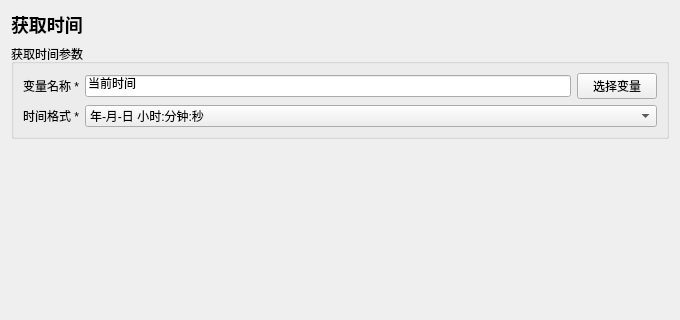
First picture: the form in instructions/获取变量/获取时间/获取时间.ui, repository 714248411/AnClicker, before the edit; both pictures show x 0 to 680 and y 0 to 320 of the 680 by 700 pixel window.
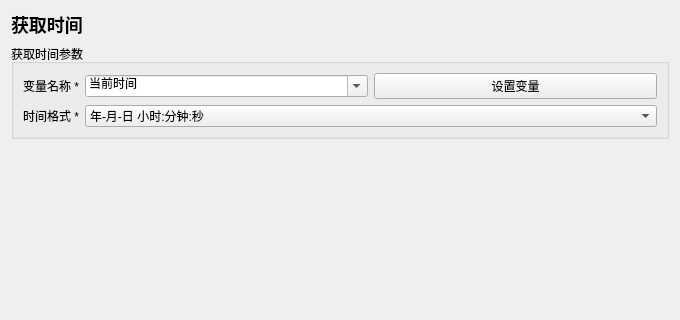
Second picture: the form after the edit.

```diff
--- a/instructions/获取变量/获取时间/获取时间.ui
+++ b/instructions/获取变量/获取时间/获取时间.ui
@@ -3,7 +3,7 @@
 <property name="geometry"><rect><x>0</x><y>0</y><width>680</width><height>700</height></rect></property><property name="minimumSize"><size><width>560</width><height>480</height></size></property><property name="windowTitle"><string>获取时间</string></property>
 <layout class="QVBoxLayout" name="rootLayout">
 <item><widget class="QLabel" name="titleLabel"><property name="text"><string>获取时间</string></property><property name="styleSheet"><string>font-size: 18px; font-weight: 600;</string></property></widget></item>
-<item><widget class="QGroupBox" name="parameterGroupBox"><property name="title"><string>获取时间参数</string></property><layout class="QFormLayout" name="parameterFormLayout"><item row="0" column="0"><widget class="QLabel" name="parameterLabel_0"><property name="text"><string>变量名称 *</string></property></widget></item><item row="0" column="1"><widget class="QWidget" name="parameterContainer_0" native="true"><layout class="QHBoxLayout" name="parameterLayout_0"><property name="leftMargin"><number>0</number></property><property name="topMargin"><number>0</number></property><property name="rightMargin"><number>0</number></property><property name="bottomMargin"><number>0</number></property><item><widget class="QLineEdit" name="parameter_0"><property name="text"><string>当前时间</string></property></widget></item><item><widget class="QPushButton" name="auxiliary_0"><property name="text"><string>选择变量</string></property></widget></item></layout></widget></item>
+<item><widget class="QGroupBox" name="parameterGroupBox"><property name="title"><string>获取时间参数</string></property><layout class="QFormLayout" name="parameterFormLayout"><item row="0" column="0"><widget class="QLabel" name="parameterLabel_0"><property name="text"><string>变量名称 *</string></property></widget></item><item row="0" column="1"><widget class="QWidget" name="parameterContainer_0" native="true"><layout class="QHBoxLayout" name="parameterLayout_0"><property name="leftMargin"><number>0</number></property><property name="topMargin"><number>0</number></property><property name="rightMargin"><number>0</number></property><property name="bottomMargin"><number>0</number></property><item><widget class="QComboBox" name="parameter_0"><property name="editable"><bool>true</bool></property><item><property name="text"><string>当前时间</string></property></item></widget></item><item><widget class="QPushButton" name="auxiliary_0"><property name="text"><string>设置变量</string></property></widget></item></layout></widget></item>
 <item row="1" column="0"><widget class="QLabel" name="parameterLabel_1"><property name="text"><string>时间格式 *</string></property></widget></item><item row="1" column="1"><widget class="QComboBox" name="parameter_1"><item><property name="text"><string>年-月-日 小时:分钟:秒</string></property></item><item><property name="text"><string>年/月/日 小时:分钟:秒</string></property></item><item><property name="text"><string>月/日/年 小时:分钟:秒</string></property></item><item><property name="text"><string>日-月-年 小时:分钟:秒</string></property></item><item><property name="text"><string>年-月-日</string></property></item><item><property name="text"><string>月/日/年</string></property></item><item><property name="text"><string>日-月-年</string></property></item><item><property name="text"><string>月/年</string></property></item><item><property name="text"><string>时间戳</string></property></item><property name="currentIndex"><number>0</number></property></widget></item></layout></widget></item>
 <item><spacer name="verticalSpacer"><property name="orientation"><enum>Qt::Vertical</enum></property><property name="sizeHint" stdset="0"><size><width>20</width><height>20</height></size></property></spacer></item>
 <item><widget class="QGroupBox" name="commonGroupBox"><property name="title"><string>通用参数</string></property><layout class="QFormLayout" name="commonFormLayout">
```
